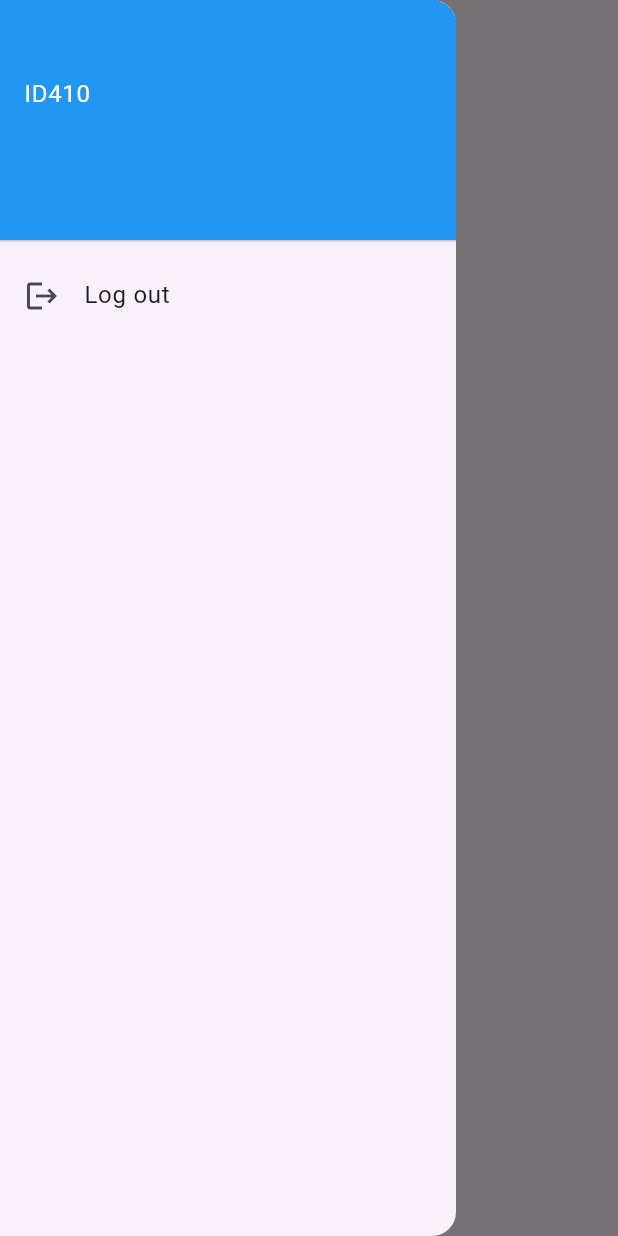
After one commit to Mhd-Muhsin/foodie, a Flutter app: the screen it shows once a user with an empty profile is signed in, after a tap on the "menu" icon, on a phone screen of 412 x 824 dp. The commit adds this screen. Run offline on Flutter 3.47's test engine with Material 3 defaults, Android fonts, the phone set to English and light mode, and no system bars; our stand-ins replace firebase_auth, firebase_core, google_sign_in; accounts and stored records are empty; network calls fail.

Commit message:
Added Google authentication - signin and logout

```diff
--- a/lib/main.dart
+++ b/lib/main.dart
@@ -1,5 +1,7 @@
+import 'package:firebase_auth/firebase_auth.dart';
 import 'package:firebase_core/firebase_core.dart';
 import 'package:flutter/material.dart';
+import 'package:foodie/pages/home_page.dart';
 import 'package:foodie/pages/login_page.dart';
 
 import 'firebase_options.dart';
@@ -15,7 +17,6 @@ void main() async {
 class MyApp extends StatelessWidget {
   const MyApp({super.key});
 
-  // This widget is the root of your application.
   @override
   Widget build(BuildContext context) {
     return MaterialApp(
@@ -24,7 +25,22 @@ class MyApp extends StatelessWidget {
         colorScheme: ColorScheme.fromSeed(seedColor: Colors.deepPurple),
         useMaterial3: true,
       ),
-      home: const LoginPage(),
+      home: StreamBuilder<User?>(
+        stream: FirebaseAuth.instance.authStateChanges(),
+        builder: (context, snapshot) {
+          if (snapshot.hasError) {
+            return Text(snapshot.error.toString());
+          }
+          if (snapshot.connectionState == ConnectionState.active){
+            if(snapshot.data == null) {
+              return const LoginPage();
+            } else {
+              return HomePage(userName: snapshot.data?.displayName ?? '');
+            }
+          }
+          return const CircularProgressIndicator();
+        }
+      ),
     );
   }
 }
--- /dev/null
+++ b/lib/pages/home_page.dart
@@ -0,0 +1,70 @@
+import 'package:firebase_auth/firebase_auth.dart';
+import 'package:flutter/material.dart';
+import 'package:google_sign_in/google_sign_in.dart';
+
+class HomePage extends StatelessWidget {
+  const HomePage({super.key, required this.userName});
+
+  final String userName;
+
+  @override
+  Widget build(BuildContext context) {
+    return Scaffold(
+      appBar: AppBar(
+        leading: Builder(
+          builder: (bContext) {
+            return IconButton(
+              icon: const Icon(Icons.menu),
+              onPressed: () {
+                Scaffold.of(bContext).openDrawer();
+              },
+            );
+          }
+        ),
+      ),
+      drawer: Drawer(
+        child: ListView(
+          padding: EdgeInsets.zero,
+          children: <Widget>[
+            DrawerHeader(
+              decoration: BoxDecoration(
+                color: Colors.blue,
+              ),
+              child: Column(
+                crossAxisAlignment: CrossAxisAlignment.start,
+                children: [
+                  Text(userName,
+                    style: TextStyle(
+                      color: Colors.white,
+                      fontSize: 20,
+                      fontWeight: FontWeight.bold,
+                    ),
+                  ),
+                  SizedBox(height: 4),
+                  Text(
+                    'ID410',
+                    style: TextStyle(
+                      color: Colors.white,
+                      fontSize: 16,
+                    ),
+                  ),
+                ],
+              ),
+            ),
+            ListTile(
+              leading: Icon(Icons.logout),
+              title: Text('Log out'),
+              onTap: () async {
+                await GoogleSignIn().signOut();
+                FirebaseAuth.instance.signOut();
+              },
+            ),
+          ],
+        ),
+      ),
+      body: Center(
+        child: Text('Home Page'),
+      ),
+    );
+  }
+}
--- a/lib/pages/login_page.dart
+++ b/lib/pages/login_page.dart
@@ -1,4 +1,6 @@
+import 'package:firebase_auth/firebase_auth.dart';
 import 'package:flutter/material.dart';
+import 'package:google_sign_in/google_sign_in.dart';
 
 class LoginPage extends StatelessWidget {
   const LoginPage({super.key});
@@ -40,7 +42,7 @@ class LoginPage extends StatelessWidget {
                         child: Padding(
                           padding: const EdgeInsets.only(left: 20),
                           child: Image.network(
-                            'https://cdn3d.iconscout.com/3d/free/thumb/free-google-3d-icon-download-in-png-blend-fbx-gltf-file-formats--social-media-logo-technology-ver-04-pack-logos-icons-10479106.png?f=webp', // Replaced phone icon with network image
+                            'https://cdn3d.iconscout.com/3d/free/thumb/free-google-3d-icon-download-in-png-blend-fbx-gltf-file-formats--social-media-logo-technology-ver-04-pack-logos-icons-10479106.png?f=webp',
                             height: 24,
                           ),
                         ),
@@ -51,7 +53,7 @@ class LoginPage extends StatelessWidget {
                     ],
                   ),
                   onPressed: () {
-                    // Implement phone sign-in functionality
+                    signInWithGoogle();
                   },
                 ),
                 const SizedBox(height: 10),
@@ -79,9 +81,7 @@ class LoginPage extends StatelessWidget {
                       ),
                     ],
                   ),
-                  onPressed: () {
-                    // Implement phone sign-in functionality
-                  },
+                  onPressed: () {},
                 ),
               ],
             ),
@@ -91,4 +91,19 @@ class LoginPage extends StatelessWidget {
       ),
     );
   }
+
+  void signInWithGoogle() async {
+
+    final GoogleSignInAccount? googleUser = await GoogleSignIn().signIn();
+
+    final GoogleSignInAuthentication? googleAuth = await googleUser?.authentication;
+
+    final credential = GoogleAuthProvider.credential(
+      accessToken: googleAuth?.accessToken,
+      idToken: googleAuth?.idToken,
+    );
+    await FirebaseAuth.instance.signInWithCredential(credential);
+
+  }
+
 }
```
